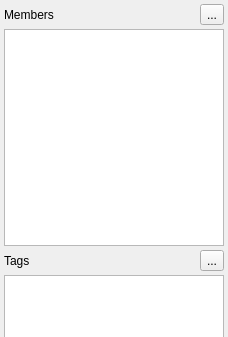
The window that src/Docks/MinimumRelationProperties.ui (openstreetmap/merkaartor) describes before a commit, drawn with Qt 5; both pictures show x 0 to 228 and y 0 to 337 of the 228 by 495 pixel window.
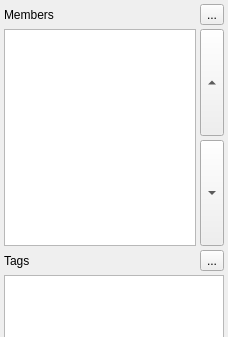
The same window after the commit. Icons and pictures are not drawn.

Commit message: ADD : allow to re-order relation members (closes #2759)

The edit to the form file:
```diff
--- a/src/Docks/MinimumRelationProperties.ui
+++ b/src/Docks/MinimumRelationProperties.ui
@@ -59,11 +59,51 @@
     </layout>
    </item>
    <item>
-    <widget class="QTableView" name="MembersView">
-     <property name="tabKeyNavigation">
-      <bool>false</bool>
-     </property>
-    </widget>
+    <layout class="QHBoxLayout" name="horizontalLayout_2">
+     <item>
+      <widget class="QTableView" name="MembersView">
+       <property name="tabKeyNavigation">
+        <bool>false</bool>
+       </property>
+      </widget>
+     </item>
+     <item>
+      <layout class="QVBoxLayout" name="verticalLayout">
+       <item>
+        <widget class="QToolButton" name="btMemberUp">
+         <property name="sizePolicy">
+          <sizepolicy hsizetype="Fixed" vsizetype="Expanding">
+           <horstretch>0</horstretch>
+           <verstretch>0</verstretch>
+          </sizepolicy>
+         </property>
+         <property name="text">
+          <string>...</string>
+         </property>
+         <property name="arrowType">
+          <enum>Qt::UpArrow</enum>
+         </property>
+        </widget>
+       </item>
+       <item>
+        <widget class="QToolButton" name="btMemberDown">
+         <property name="sizePolicy">
+          <sizepolicy hsizetype="Fixed" vsizetype="Expanding">
+           <horstretch>0</horstretch>
+           <verstretch>0</verstretch>
+          </sizepolicy>
+         </property>
+         <property name="text">
+          <string>...</string>
+         </property>
+         <property name="arrowType">
+          <enum>Qt::DownArrow</enum>
+         </property>
+        </widget>
+       </item>
+      </layout>
+     </item>
+    </layout>
    </item>
    <item>
     <layout class="QHBoxLayout">
```
The commit also changes 4 other files.
